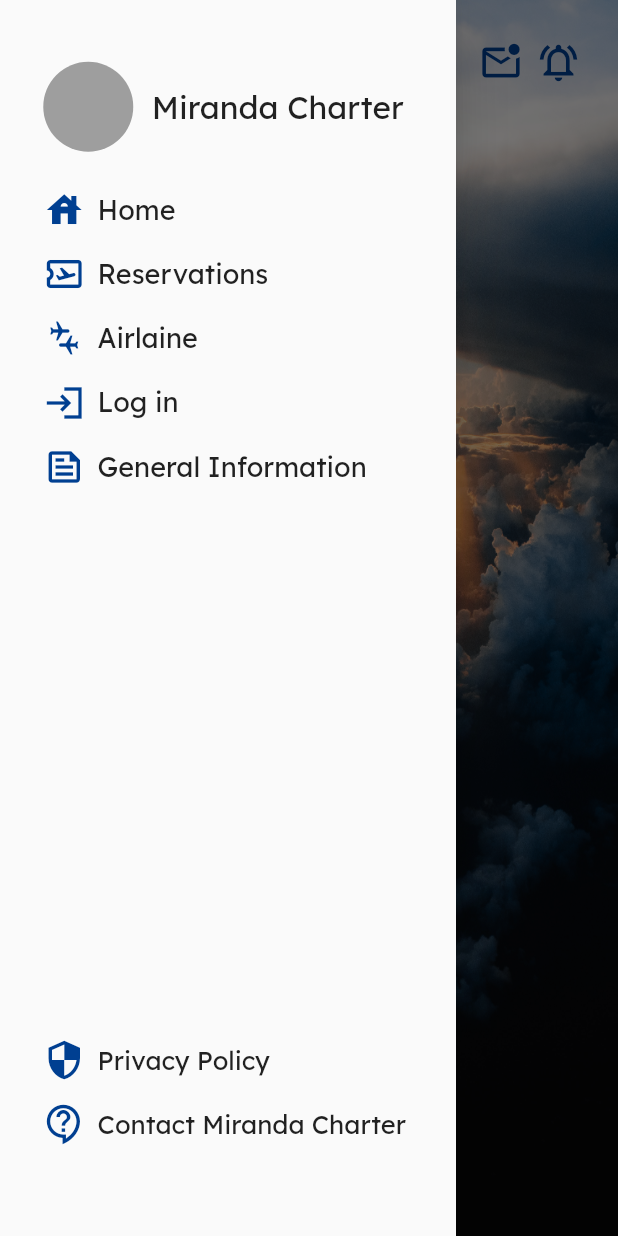
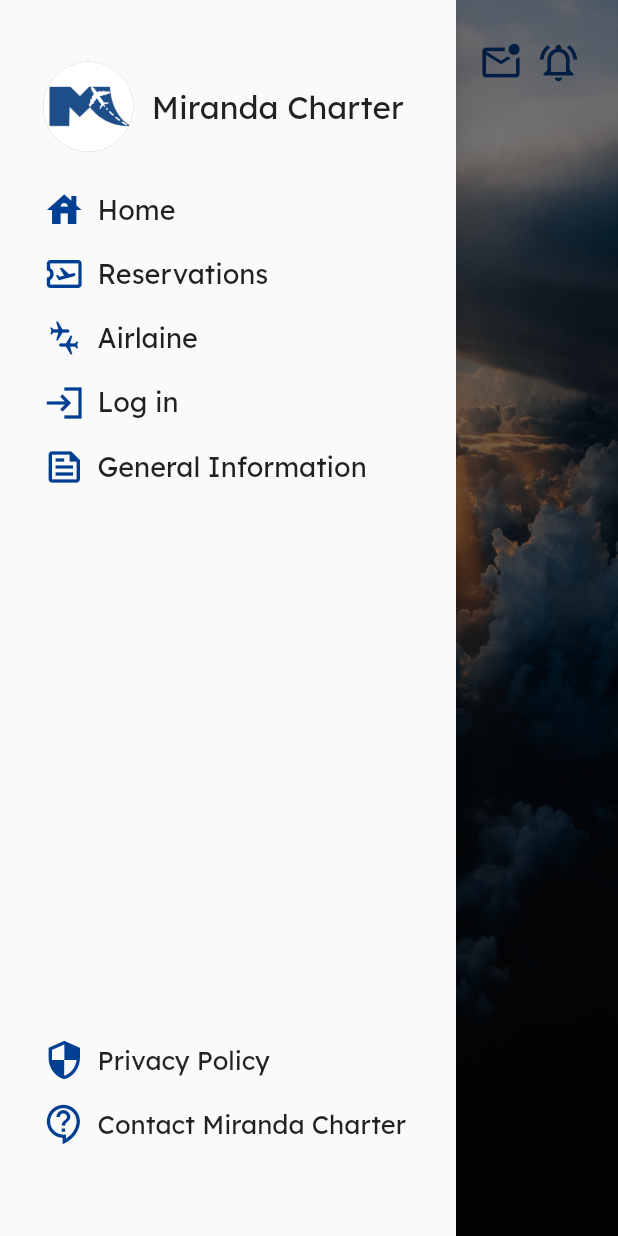
Before and after one commit to javierrrrrrrrrrrr/fly, a Flutter app: the AirlineInfoPage screen opened by its route, with the side drawer open, on a phone screen of 412 x 824 dp. Run offline on Flutter 3.47's test engine with Material 2 defaults, Android fonts, the phone set to English and light mode, and no system bars; missing offline and left inert: expansion_widget.

Commit message:
cambiso cicrular avatar

```diff
--- a/lib/UI/Widgets/CustomWidget/custom_circle_avatar.dart
+++ b/lib/UI/Widgets/CustomWidget/custom_circle_avatar.dart
@@ -18,10 +18,15 @@ class CustomCircleAvatar extends StatelessWidget {
           )
         ],
       ),
-      child: const CircleAvatar(
-        backgroundColor: Colors.white,
-        radius: 25,
-        backgroundImage: AssetImage('assets/fondo.png'),
+      child: GestureDetector(
+        onTap: (() {
+          Scaffold.of(context).openDrawer();
+        }),
+        child: const CircleAvatar(
+          backgroundColor: Colors.white,
+          radius: 25,
+          backgroundImage: AssetImage('assets/fondo.png'),
+        ),
       ),
     );
   }
--- a/lib/UI/Widgets/CustomWidget/custom_drawer.dart
+++ b/lib/UI/Widgets/CustomWidget/custom_drawer.dart
@@ -20,9 +20,13 @@ class CustomDrawer extends StatelessWidget {
             children: [
               Row(
                 children: [
-                  const CircleAvatar(
-                    radius: 30,
-                    backgroundColor: Colors.grey,
+                  GestureDetector(
+                    onTap: () => Scaffold.of(context).closeDrawer(),
+                    child: const CircleAvatar(
+                      backgroundImage: AssetImage('assets/fondo.png'),
+                      radius: 30,
+                      backgroundColor: Colors.grey,
+                    ),
                   ),
                   SizedBox(
                     width: size.width * 0.03,
```
